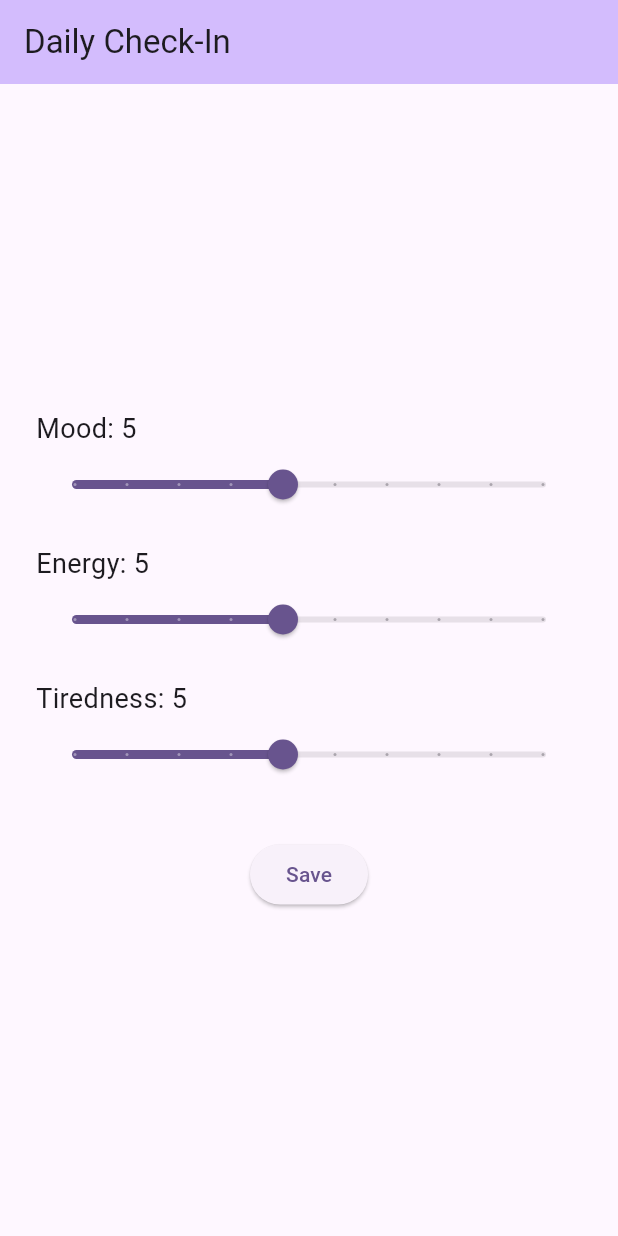
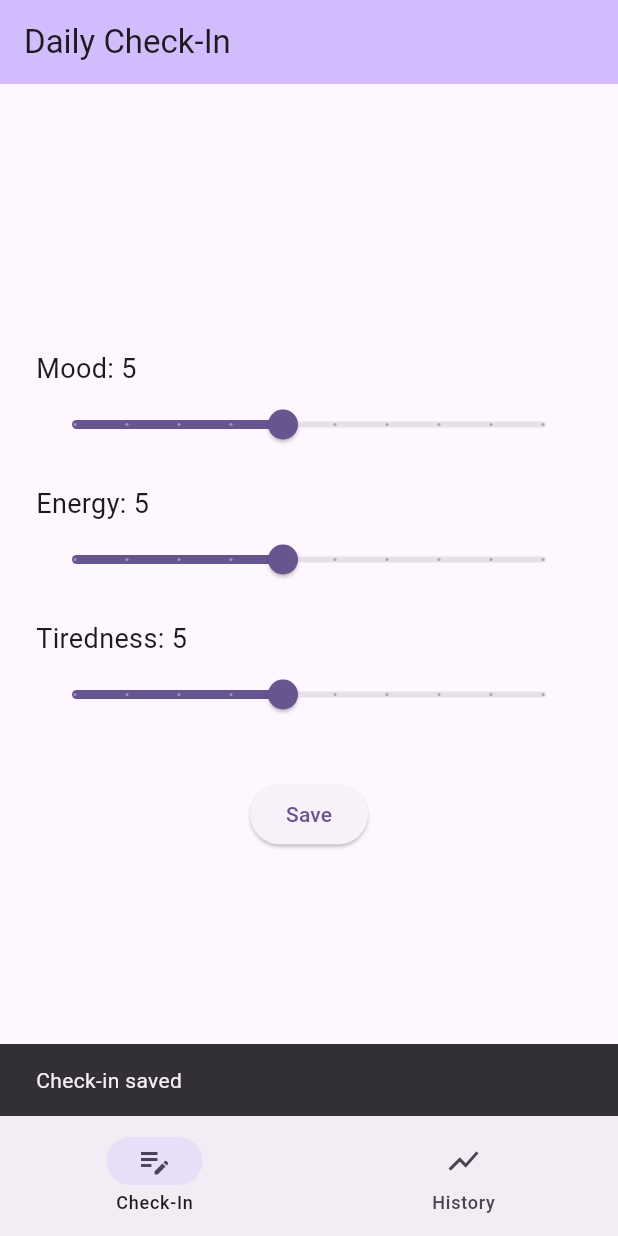
Before and after one commit to ericanamangillan-bit/HealthWise, a Flutter app: the screen it shows after launch, after a tap on "Save", on a phone screen of 412 x 824 dp. Run offline on Flutter 3.47's test engine with Material 3 defaults, Android fonts, the phone set to English and light mode, and no system bars; our stand-ins replace fl_chart, hive_flutter; accounts and stored records are empty.

Commit message:
Stat History

```diff
--- /dev/null
+++ b/lib/check_in_page.dart
@@ -0,0 +1,94 @@
+import 'package:flutter/material.dart';
+import 'package:hive_flutter/hive_flutter.dart';
+
+const String checkInsBoxName = 'checkins';
+
+class CheckInPage extends StatefulWidget {
+  const CheckInPage({super.key});
+
+  @override
+  State<CheckInPage> createState() => _CheckInPageState();
+}
+
+class _CheckInPageState extends State<CheckInPage> {
+  double _mood = 5;
+  double _energy = 5;
+  double _tiredness = 5;
+
+  void _saveCheckIn() {
+    // Hive stores plain Dart objects (here, a Map) as one record. .add()
+    // appends it to the box with an auto-generated key, which is all we
+    // need since History reads every record back and sorts by date itself.
+    final entry = {
+      'date': DateTime.now().toIso8601String(),
+      'mood': _mood.round(),
+      'energy': _energy.round(),
+      'tiredness': _tiredness.round(),
+    };
+    Hive.box(checkInsBoxName).add(entry);
+    ScaffoldMessenger.of(context).showSnackBar(
+      const SnackBar(content: Text('Check-in saved')),
+    );
+  }
+
+  Widget _buildSlider({
+    required String label,
+    required double value,
+    required ValueChanged<double> onChanged,
+  }) {
+    return Column(
+      crossAxisAlignment: CrossAxisAlignment.start,
+      children: [
+        Text('$label: ${value.round()}', style: const TextStyle(fontSize: 18)),
+        Slider(
+          value: value,
+          min: 1,
+          max: 10,
+          divisions: 9,
+          label: value.round().toString(),
+          onChanged: onChanged,
+        ),
+      ],
+    );
+  }
+
+  @override
+  Widget build(BuildContext context) {
+    return Scaffold(
+      appBar: AppBar(
+        backgroundColor: Theme.of(context).colorScheme.inversePrimary,
+        title: const Text('Daily Check-In'),
+      ),
+      body: Padding(
+        padding: const EdgeInsets.symmetric(horizontal: 24.0),
+        child: Column(
+          mainAxisAlignment: MainAxisAlignment.center,
+          children: [
+            _buildSlider(
+              label: 'Mood',
+              value: _mood,
+              onChanged: (v) => setState(() => _mood = v),
+            ),
+            const SizedBox(height: 16),
+            _buildSlider(
+              label: 'Energy',
+              value: _energy,
+              onChanged: (v) => setState(() => _energy = v),
+            ),
+            const SizedBox(height: 16),
+            _buildSlider(
+              label: 'Tiredness',
+              value: _tiredness,
+              onChanged: (v) => setState(() => _tiredness = v),
+            ),
+            const SizedBox(height: 32),
+            ElevatedButton(
+              onPressed: _saveCheckIn,
+              child: const Text('Save'),
+            ),
+          ],
+        ),
+      ),
+    );
+  }
+}
--- /dev/null
+++ b/lib/history_page.dart
@@ -0,0 +1,136 @@
+import 'package:fl_chart/fl_chart.dart';
+import 'package:flutter/material.dart';
+import 'package:hive_flutter/hive_flutter.dart';
+
+import 'check_in_page.dart' show checkInsBoxName;
+
+class HistoryPage extends StatelessWidget {
+  const HistoryPage({super.key});
+
+  @override
+  Widget build(BuildContext context) {
+    final box = Hive.box(checkInsBoxName);
+
+    return Scaffold(
+      appBar: AppBar(
+        backgroundColor: Theme.of(context).colorScheme.inversePrimary,
+        title: const Text('History'),
+      ),
+      // box.listenable() lets this widget "subscribe" to the Hive box: every
+      // time a check-in is added elsewhere (the Check-In screen), Hive
+      // notifies this builder and it rebuilds with the new data — no manual
+      // refresh button needed.
+      body: ValueListenableBuilder(
+        valueListenable: box.listenable(),
+        builder: (context, Box box, _) {
+          // Hive doesn't guarantee insertion order matches save order once
+          // entries could be edited/deleted, so we sort by the stored date
+          // string explicitly rather than relying on box.values' order.
+          final entries = box.values.toList()
+            ..sort(
+              (a, b) => (a['date'] as String).compareTo(b['date'] as String),
+            );
+
+          if (entries.isEmpty) {
+            return const Center(child: Text('No check-ins yet'));
+          }
+
+          final moodSpots = <FlSpot>[];
+          final energySpots = <FlSpot>[];
+          final tirednessSpots = <FlSpot>[];
+
+          // x is just "1st check-in, 2nd check-in, ..." rather than a real
+          // date, which keeps the chart simple. A follow-up could map x to
+          // the actual date for proper date labels on the axis.
+          for (var i = 0; i < entries.length; i++) {
+            final entry = entries[i];
+            final x = i.toDouble();
+            moodSpots.add(FlSpot(x, (entry['mood'] as num).toDouble()));
+            energySpots.add(FlSpot(x, (entry['energy'] as num).toDouble()));
+            tirednessSpots.add(
+              FlSpot(x, (entry['tiredness'] as num).toDouble()),
+            );
+          }
+
+          return ListView(
+            padding: const EdgeInsets.all(16),
+            children: [
+              _ChartCard(
+                title: 'Mood',
+                color: Colors.deepPurple,
+                spots: moodSpots,
+              ),
+              const SizedBox(height: 24),
+              _ChartCard(
+                title: 'Energy',
+                color: Colors.orange,
+                spots: energySpots,
+              ),
+              const SizedBox(height: 24),
+              _ChartCard(
+                title: 'Tiredness',
+                color: Colors.teal,
+                spots: tirednessSpots,
+              ),
+            ],
+          );
+        },
+      ),
+    );
+  }
+}
+
+class _ChartCard extends StatelessWidget {
+  const _ChartCard({
+    required this.title,
+    required this.color,
+    required this.spots,
+  });
+
+  final String title;
+  final Color color;
+  final List<FlSpot> spots;
+
+  @override
+  Widget build(BuildContext context) {
+    return Column(
+      crossAxisAlignment: CrossAxisAlignment.start,
+      children: [
+        Text(title, style: Theme.of(context).textTheme.titleLarge),
+        const SizedBox(height: 8),
+        SizedBox(
+          height: 160,
+          child: LineChart(
+            LineChartData(
+              minY: 1,
+              maxY: 10,
+              titlesData: const FlTitlesData(
+                topTitles: AxisTitles(sideTitles: SideTitles(showTitles: false)),
+                rightTitles: AxisTitles(sideTitles: SideTitles(showTitles: false)),
+                bottomTitles: AxisTitles(sideTitles: SideTitles(showTitles: false)),
+                leftTitles: AxisTitles(
+                  sideTitles: SideTitles(showTitles: true, reservedSize: 28, interval: 3),
+                ),
+              ),
+              gridData: const FlGridData(show: true, horizontalInterval: 3),
+              borderData: FlBorderData(show: true),
+              lineBarsData: [
+                LineChartBarData(
+                  spots: spots,
+                  isCurved: true,
+                  color: color,
+                  barWidth: 3,
+                  dotData: const FlDotData(show: true),
+                  belowBarData: BarAreaData(
+                    show: true,
+                    color: color.withValues(alpha: 0.15),
+                  ),
+                ),
+              ],
+            ),
+          ),
+        ),
+      ],
+    );
+  }
+}
--- a/lib/main.dart
+++ b/lib/main.dart
@@ -1,8 +1,12 @@
 import 'package:flutter/material.dart';
 import 'package:hive_flutter/hive_flutter.dart';
 
-const String checkInsBoxName = 'checkins';
+import 'check_in_page.dart';
+import 'history_page.dart';
 
+// main() is async because Hive needs to do disk setup (initFlutter) and
+// open the checkins box *before* the app starts, otherwise the Check-In
+// screen would try to write to a box that isn't ready yet.
 void main() async {
   WidgetsFlutterBinding.ensureInitialized();
   await Hive.initFlutter();
@@ -20,95 +24,37 @@ class MyApp extends StatelessWidget {
       theme: ThemeData(
         colorScheme: ColorScheme.fromSeed(seedColor: Colors.deepPurple),
       ),
-      home: const CheckInPage(title: 'Daily Check-In'),
+      home: const HomeShell(),
     );
   }
 }
 
-class CheckInPage extends StatefulWidget {
-  const CheckInPage({super.key, required this.title});
-
-  final String title;
+class HomeShell extends StatefulWidget {
+  const HomeShell({super.key});
 
   @override
-  State<CheckInPage> createState() => _CheckInPageState();
+  State<HomeShell> createState() => _HomeShellState();
 }
 
-class _CheckInPageState extends State<CheckInPage> {
-  double _mood = 5;
-  double _energy = 5;
-  double _tiredness = 5;
+class _HomeShellState extends State<HomeShell> {
+  int _selectedIndex = 0;
 
-  void _saveCheckIn() {
-    final entry = {
-      'date': DateTime.now().toIso8601String(),
-      'mood': _mood.round(),
-      'energy': _energy.round(),
-      'tiredness': _tiredness.round(),
-    };
-    Hive.box(checkInsBoxName).add(entry);
-    debugPrint(
-      'Mood: ${entry['mood']}, Energy: ${entry['energy']}, Tiredness: ${entry['tiredness']}',
-    );
-  }
-
-  Widget _buildSlider({
-    required String label,
-    required double value,
-    required ValueChanged<double> onChanged,
-  }) {
-    return Column(
-      crossAxisAlignment: CrossAxisAlignment.start,
-      children: [
-        Text('$label: ${value.round()}', style: const TextStyle(fontSize: 18)),
-        Slider(
-          value: value,
-          min: 1,
-          max: 10,
-          divisions: 9,
-          label: value.round().toString(),
-          onChanged: onChanged,
-        ),
-      ],
-    );
-  }
+  static const _pages = [CheckInPage(), HistoryPage()];
 
   @override
   Widget build(BuildContext context) {
     return Scaffold(
-      appBar: AppBar(
-        backgroundColor: Theme.of(context).colorScheme.inversePrimary,
-        title: Text(widget.title),
-      ),
-      body: Padding(
-        padding: const EdgeInsets.symmetric(horizontal: 24.0),
-        child: Column(
-          mainAxisAlignment: MainAxisAlignment.center,
-          children: [
-            _buildSlider(
-              label: 'Mood',
-              value: _mood,
-              onChanged: (v) => setState(() => _mood = v),
-            ),
-            const SizedBox(height: 16),
-            _buildSlider(
-              label: 'Energy',
-              value: _energy,
-              onChanged: (v) => setState(() => _energy = v),
-            ),
-            const SizedBox(height: 16),
-            _buildSlider(
-              label: 'Tiredness',
-              value: _tiredness,
-              onChanged: (v) => setState(() => _tiredness = v),
-            ),
-            const SizedBox(height: 32),
-            ElevatedButton(
-              onPressed: _saveCheckIn,
-              child: const Text('Save'),
-            ),
-          ],
-        ),
+      // IndexedStack keeps both pages alive in memory and just hides the
+      // one not selected, instead of destroying/rebuilding it. That's what
+      // stops slider values on Check-In from resetting when you tab away.
+      body: IndexedStack(index: _selectedIndex, children: _pages),
+      bottomNavigationBar: NavigationBar(
+        selectedIndex: _selectedIndex,
+        onDestinationSelected: (index) => setState(() => _selectedIndex = index),
+        destinations: const [
+          NavigationDestination(icon: Icon(Icons.edit_note), label: 'Check-In'),
+          NavigationDestination(icon: Icon(Icons.show_chart), label: 'History'),
+        ],
       ),
     );
   }
--- a/pubspec.yaml
+++ b/pubspec.yaml
@@ -36,6 +36,7 @@ dependencies:
   cupertino_icons: ^1.0.8
   hive: ^2.2.3
   hive_flutter: ^1.1.0
+  fl_chart: ^1.2.0
 
 dev_dependencies:
   flutter_test:
```
Also changed, not shown: pubspec.lock, 1 other file.
